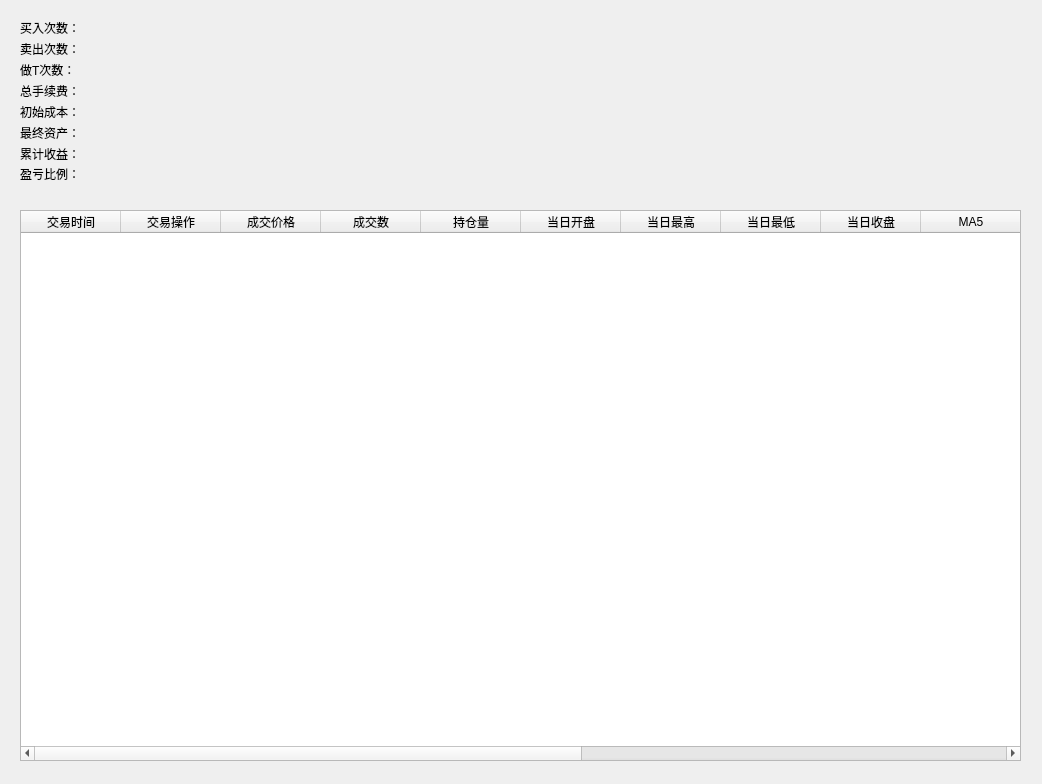
victor647/QuantumStockTrade, file QtDesign/TradeSimulator.ui: the form before one commit.
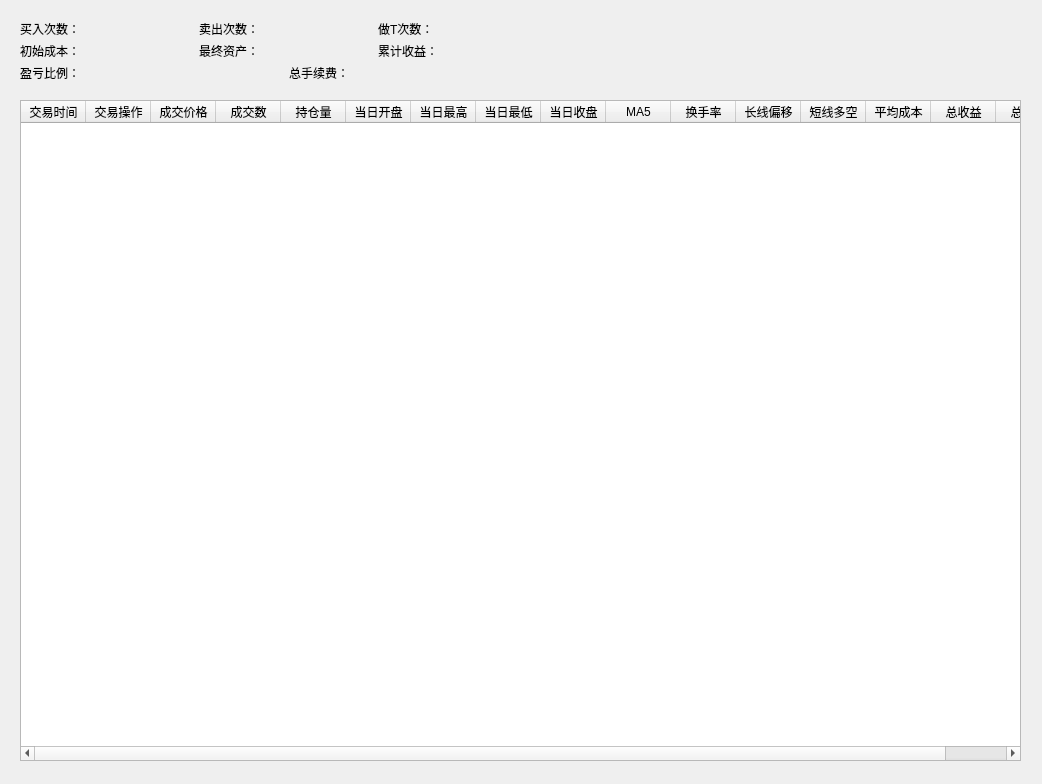
The form after the commit.

Diff of the .ui file:
```diff
--- a/QtDesign/TradeSimulator.ui
+++ b/QtDesign/TradeSimulator.ui
@@ -13,81 +13,13 @@
   <property name="windowTitle">
    <string>模拟交易</string>
   </property>
-  <widget class="QWidget" name="layoutWidget">
-   <property name="geometry">
-    <rect>
-     <x>20</x>
-     <y>20</y>
-     <width>341</width>
-     <height>161</height>
-    </rect>
-   </property>
-   <layout class="QVBoxLayout" name="verticalLayout">
-    <item>
-     <widget class="QLabel" name="lblBuyCount">
-      <property name="text">
-       <string>买入次数：</string>
-      </property>
-     </widget>
-    </item>
-    <item>
-     <widget class="QLabel" name="lblSellCount">
-      <property name="text">
-       <string>卖出次数：</string>
-      </property>
-     </widget>
-    </item>
-    <item>
-     <widget class="QLabel" name="lblSameDayPerformance">
-      <property name="text">
-       <string>做T次数：</string>
-      </property>
-     </widget>
-    </item>
-    <item>
-     <widget class="QLabel" name="lblTotalFee">
-      <property name="text">
-       <string>总手续费：</string>
-      </property>
-     </widget>
-    </item>
-    <item>
-     <widget class="QLabel" name="lblOriginalInvestment">
-      <property name="text">
-       <string>初始成本：</string>
-      </property>
-     </widget>
-    </item>
-    <item>
-     <widget class="QLabel" name="lblFinalAsset">
-      <property name="text">
-       <string>最终资产：</string>
-      </property>
-     </widget>
-    </item>
-    <item>
-     <widget class="QLabel" name="lblTotalProfit">
-      <property name="text">
-       <string>累计收益：</string>
-      </property>
-     </widget>
-    </item>
-    <item>
-     <widget class="QLabel" name="lblTotalReturn">
-      <property name="text">
-       <string>盈亏比例：</string>
-      </property>
-     </widget>
-    </item>
-   </layout>
-  </widget>
   <widget class="QTableWidget" name="tblTradeHistory">
    <property name="geometry">
     <rect>
      <x>20</x>
-     <y>210</y>
+     <y>100</y>
      <width>1001</width>
-     <height>551</height>
+     <height>661</height>
     </rect>
    </property>
    <property name="rowCount">
@@ -96,6 +28,9 @@
    <property name="columnCount">
     <number>16</number>
    </property>
+   <attribute name="horizontalHeaderDefaultSectionSize">
+    <number>65</number>
+   </attribute>
    <column>
     <property name="text">
      <string>交易时间</string>
@@ -177,6 +112,86 @@
     </property>
    </column>
   </widget>
+  <widget class="QWidget" name="">
+   <property name="geometry">
+    <rect>
+     <x>20</x>
+     <y>20</y>
+     <width>531</width>
+     <height>61</height>
+    </rect>
+   </property>
+   <layout class="QVBoxLayout" name="verticalLayout_2">
+    <item>
+     <layout class="QHBoxLayout" name="horizontalLayout">
+      <item>
+       <widget class="QLabel" name="lblBuyCount">
+        <property name="text">
+         <string>买入次数：</string>
+        </property>
+       </widget>
+      </item>
+      <item>
+       <widget class="QLabel" name="lblSellCount">
+        <property name="text">
+         <string>卖出次数：</string>
+        </property>
+       </widget>
+      </item>
+      <item>
+       <widget class="QLabel" name="lblSameDayPerformance">
+        <property name="text">
+         <string>做T次数：</string>
+        </property>
+       </widget>
+      </item>
+     </layout>
+    </item>
+    <item>
+     <layout class="QHBoxLayout" name="horizontalLayout_2">
+      <item>
+       <widget class="QLabel" name="lblOriginalInvestment">
+        <property name="text">
+         <string>初始成本：</string>
+        </property>
+       </widget>
+      </item>
+      <item>
+       <widget class="QLabel" name="lblFinalAsset">
+        <property name="text">
+         <string>最终资产：</string>
+        </property>
+       </widget>
+      </item>
+      <item>
+       <widget class="QLabel" name="lblTotalProfit">
+        <property name="text">
+         <string>累计收益：</string>
+        </property>
+       </widget>
+      </item>
+     </layout>
+    </item>
+    <item>
+     <layout class="QHBoxLayout" name="horizontalLayout_3">
+      <item>
+       <widget class="QLabel" name="lblTotalReturn">
+        <property name="text">
+         <string>盈亏比例：</string>
+        </property>
+       </widget>
+      </item>
+      <item>
+       <widget class="QLabel" name="lblTotalFee">
+        <property name="text">
+         <string>总手续费：</string>
+        </property>
+       </widget>
+      </item>
+     </layout>
+    </item>
+   </layout>
+  </widget>
  </widget>
  <resources/>
  <connections/>
```
